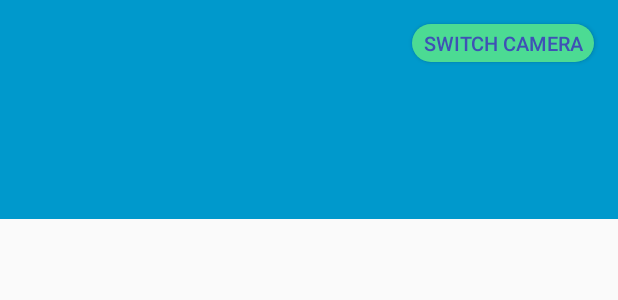
After one commit to Windsander/Android-UltimateGPUImage, an Android app: the layout holder_video_controller.xml on its own in the app's theme, with its tools: preview values and no code run, on a phone screen of 412 x 824 dp. The commit adds this screen. Shown: the top 300 px of the screen. Run offline under Robolectric (Android 15) with nearby library versions, the light colour scheme and no system bars.

Commit message:
set switch camera button

```diff
--- /dev/null
+++ b/sample/src/main/res/drawable/control_seitch_camera_btn.xml
@@ -0,0 +1,6 @@
+<?xml version="1.0" encoding="utf-8"?>
+<selector xmlns:android="http://schemas.android.com/apk/res/android">
+    <item android:drawable="@drawable/rectangle_green_radius_bg" android:state_enabled="true" android:state_pressed="false"/>
+    <item android:drawable="@drawable/rectangle_green_radius_bg_p" android:state_enabled="true" android:state_pressed="true"/>
+    <item android:drawable="@drawable/rectangle_green_radius_bg_p" android:state_enabled="false"/>
+</selector>
--- /dev/null
+++ b/sample/src/main/res/drawable/rectangle_green_radius_bg.xml
@@ -0,0 +1,7 @@
+<?xml version="1.0" encoding="utf-8"?><!-- 红色虚线背景 -->
+<shape xmlns:android="http://schemas.android.com/apk/res/android"
+    android:shape="rectangle">
+    <solid android:color="#4cdb93" />
+    <corners android:radius="24dp" />
+
+</shape>
--- /dev/null
+++ b/sample/src/main/res/drawable/rectangle_green_radius_bg_p.xml
@@ -0,0 +1,7 @@
+<?xml version="1.0" encoding="utf-8"?><!-- 红色虚线背景 -->
+<shape xmlns:android="http://schemas.android.com/apk/res/android"
+    android:shape="rectangle">
+    <solid android:color="@android:color/holo_green_light" />
+    <corners android:radius="24dp" />
+
+</shape>
--- a/sample/src/main/res/layout/activity_sample.xml
+++ b/sample/src/main/res/layout/activity_sample.xml
@@ -31,17 +31,18 @@
     <!-- 控制面板 -->
     <FrameLayout
         android:id="@+id/control_pannel"
-        android:layout_width="368dp"
+        android:layout_width="0dp"
         android:layout_height="146dp"
         android:layout_alignParentBottom="true"
         android:layout_alignParentStart="true"
-        android:layout_marginBottom="8dp"
+        android:layout_marginBottom="7dp"
         android:layout_marginEnd="8dp"
         android:layout_marginLeft="8dp"
         android:layout_marginRight="8dp"
         android:layout_marginStart="8dp"
         android:background="@android:color/holo_blue_dark"
         app:layout_constraintBottom_toBottomOf="parent"
+        app:layout_constraintHorizontal_bias="0.0"
         app:layout_constraintLeft_toLeftOf="parent"
         app:layout_constraintRight_toRightOf="parent" />
 
--- /dev/null
+++ b/sample/src/main/res/layout/holder_video_controller.xml
@@ -0,0 +1,28 @@
+<?xml version="1.0" encoding="utf-8"?>
+<android.support.constraint.ConstraintLayout xmlns:android="http://schemas.android.com/apk/res/android"
+    xmlns:app="http://schemas.android.com/apk/res-auto"
+    xmlns:tools="http://schemas.android.com/tools"
+    android:layout_width="match_parent"
+    android:layout_height="146dp"
+    android:background="@android:color/holo_blue_dark">
+
+    <Button
+        android:id="@+id/switch_camera_btn"
+        android:layout_width="wrap_content"
+        android:layout_height="25dp"
+        android:layout_marginBottom="8dp"
+        android:layout_marginRight="16dp"
+        android:layout_marginTop="8dp"
+        android:background="@drawable/control_seitch_camera_btn"
+        android:paddingLeft="7dp"
+        android:paddingRight="7dp"
+        android:scaleType="centerCrop"
+        android:text="@string/control_switch_camera"
+        android:textColor="@color/colorPrimary"
+        android:textSize="6pt"
+        app:layout_constraintBottom_toBottomOf="parent"
+        app:layout_constraintRight_toRightOf="parent"
+        app:layout_constraintTop_toTopOf="parent"
+        app:layout_constraintVertical_bias="0.076" />
+
+</android.support.constraint.ConstraintLayout>
--- a/sample/src/main/res/values/strings.xml
+++ b/sample/src/main/res/values/strings.xml
@@ -8,4 +8,7 @@
     <string name="permission_camera_rationale">request camera premission</string>
     <string name="button_allow">allow</string>
     <string name="button_deny">deny</string>
+
+    <string name="control_switch_camera">switch camera</string>
+
 </resources>
```
Also changed, not shown: sample/src/main/java/cn/co/willow/android/ultimate/gpuimage/sample/SampleActivity.java (+15 -7 lines), sample/src/main/java/cn/co/willow/android/ultimate/gpuimage/sample/VideoControlHolder.java (added, +57 -0 lines), sample/src/main/java/cn/co/willow/android/ultimate/gpuimage/sample/VideoRecordHolder.java (+2 -5 lines), sample/src/main/res/drawable-v21/ic_menu_camera.xml (deleted, +0 -12 lines), sample/src/main/res/drawable-v21/ic_menu_gallery.xml (deleted, +0 -9 lines), sample/src/main/res/drawable-v21/ic_menu_manage.xml (deleted, +0 -9 lines), sample/src/main/res/drawable-v21/ic_menu_send.xml (deleted, +0 -9 lines), sample/src/main/res/drawable-v21/ic_menu_share.xml (deleted, +0 -9 lines), sample/src/main/res/drawable-v21/ic_menu_slideshow.xml (deleted, +0 -9 lines).
